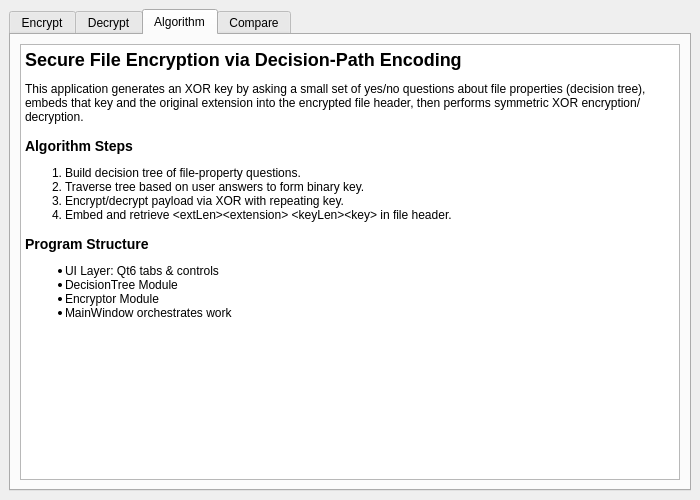
Old version of the form backend/mainwindow.ui in the repository harshitvarma05/XOR-Cipher.
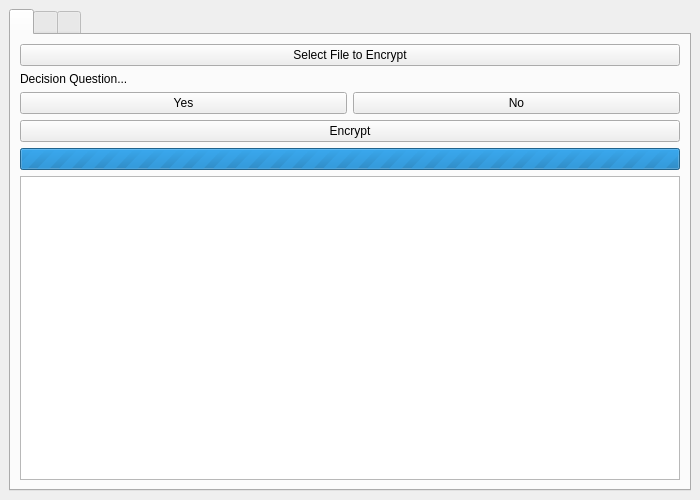
New version of the form. The open tabs and pages were chosen to show the change.

```diff
--- a/backend/mainwindow.ui
+++ b/backend/mainwindow.ui
@@ -15,7 +15,6 @@
 
       <!-- Encrypt Tab -->
       <widget class="QWidget" name="encryptTab">
-       <attribute name="title"><string>Encrypt</string></attribute>
        <layout class="QVBoxLayout" name="encryptLayout">
         <item>
          <widget class="QPushButton" name="selectFileEncrypt">
@@ -48,6 +47,8 @@
         </item>
         <item>
          <widget class="QProgressBar" name="progressEncrypt">
+          <property name="minimum"><number>0</number></property>
+          <property name="maximum"><number>0</number></property>
           <property name="visible"><bool>false</bool></property>
          </widget>
         </item>
@@ -61,7 +62,6 @@
 
       <!-- Decrypt Tab -->
       <widget class="QWidget" name="decryptTab">
-       <attribute name="title"><string>Decrypt</string></attribute>
        <layout class="QVBoxLayout" name="decryptLayout">
         <item>
          <widget class="QPushButton" name="selectFileDecrypt">
@@ -86,45 +86,8 @@
        </layout>
       </widget>
 
-      <!-- Algorithm Tab -->
-      <widget class="QWidget" name="algoTab">
-       <attribute name="title"><string>Algorithm</string></attribute>
-       <layout class="QVBoxLayout" name="algoLayout">
-        <item>
-         <widget class="QTextEdit" name="algoDesc">
-          <property name="readOnly"><bool>true</bool></property>
-          <property name="html">
-           <string><![CDATA[
-             <h2>Secure File Encryption via Decision-Path Encoding</h2>
-             <p>This application generates an XOR key by asking a small set of
-             yes/no questions about file properties (decision tree), embeds that
-             key and the original extension into the encrypted file header,
-             then performs symmetric XOR encryption/decryption.</p>
-             <h3>Algorithm Steps</h3>
-             <ol>
-               <li>Build decision tree of file-property questions.</li>
-               <li>Traverse tree based on user answers to form binary key.</li>
-               <li>Encrypt/decrypt payload via XOR with repeating key.</li>
-               <li>Embed and retrieve &lt;extLen&gt;&lt;extension&gt;
-                   &lt;keyLen&gt;&lt;key&gt; in file header.</li>
-             </ol>
-             <h3>Program Structure</h3>
-             <ul>
-               <li>UI Layer: Qt6 tabs & controls</li>
-               <li>DecisionTree Module</li>
-               <li>Encryptor Module</li>
-               <li>MainWindow orchestrates work</li>
-             </ul>
-           ]]></string>
-          </property>
-         </widget>
-        </item>
-       </layout>
-      </widget>
-
       <!-- Compare Tab -->
       <widget class="QWidget" name="compareTab">
-       <attribute name="title"><string>Compare</string></attribute>
        <layout class="QVBoxLayout" name="compareLayout">
         <item>
          <layout class="QHBoxLayout" name="compareControls">
```
Left out of the diff: 38 changed lines with no effect on the pictures.
